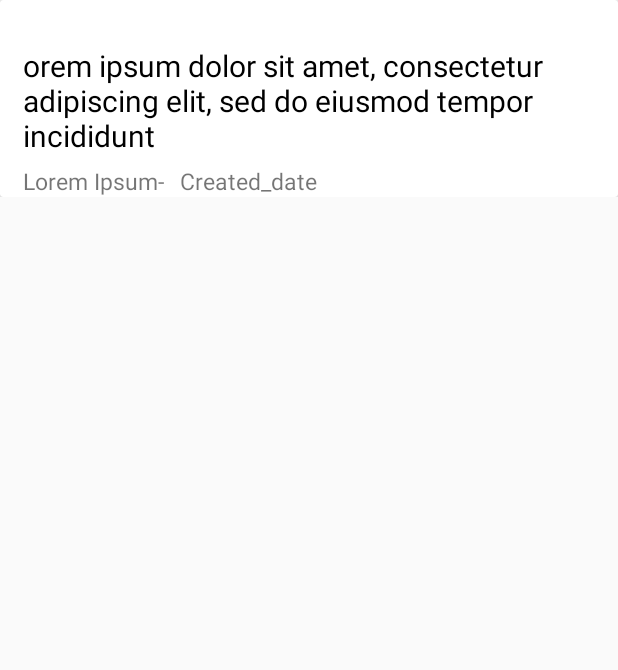
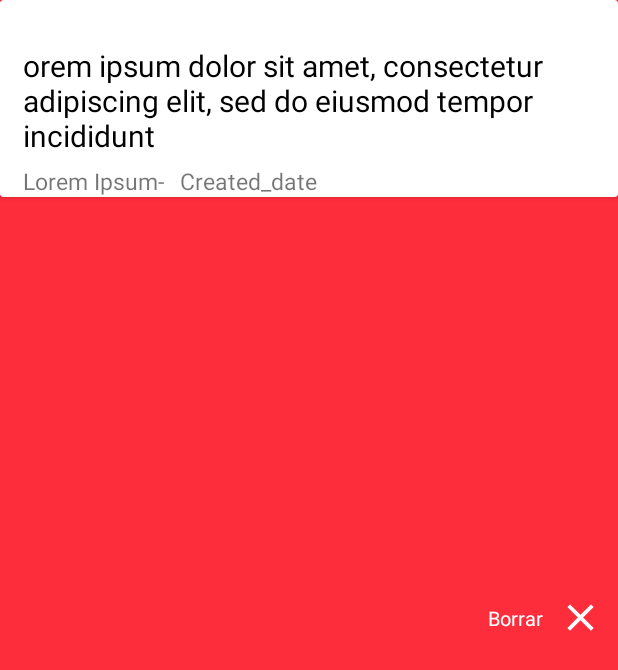
Before and after one commit to blackhatchile/RDTest, an Android app: the layout item_list.xml on its own in the app's theme, with its tools: preview values and no code run, on a phone screen of 412 x 824 dp. Shown: the top 670 px of the screen. Run offline under Robolectric (Android 15) with nearby library versions, the phone set to English and light mode, and no system bars; network calls fail.

Commit message:
Basic requirements completed

```diff
--- a/app/src/main/AndroidManifest.xml
+++ b/app/src/main/AndroidManifest.xml
@@ -11,13 +11,14 @@
         android:roundIcon="@mipmap/ic_launcher_round"
         android:supportsRtl="true"
         android:theme="@style/AppTheme">
-        <activity android:name=".MainActivity">
+        <activity android:name=".Splash">
             <intent-filter>
                 <action android:name="android.intent.action.MAIN" />
 
                 <category android:name="android.intent.category.LAUNCHER" />
             </intent-filter>
         </activity>
+        <activity android:name=".MainActivity"></activity>
         <activity android:name=".WebViewer.WebViewActivity"></activity>
     </application>
 
--- /dev/null
+++ b/app/src/main/java/com/example/guest/rdesingtest/Splash.java
@@ -0,0 +1,29 @@
+package com.example.guest.rdesingtest;
+
+import android.content.Intent;
+import android.os.Bundle;
+import android.os.Handler;
+import android.support.annotation.Nullable;
+import android.support.v7.app.AppCompatActivity;
+
+public class Splash extends AppCompatActivity {
+
+    public static int SPLASH_OUT = 4000;
+
+    @Override
+    protected void onCreate(@Nullable Bundle savedInstanceState) {
+        super.onCreate(savedInstanceState);
+        setContentView(R.layout.splash_screen_layout);
+
+        new Handler().postDelayed(new Runnable() {
+            @Override
+            public void run() {
+                Intent intent = new Intent(Splash.this, MainActivity.class);
+                startActivity(intent);
+                finish();
+            }
+        }, SPLASH_OUT);
+
+
+    }
+}
--- /dev/null
+++ b/app/src/main/res/drawable/ic_clear_delete_24dp.xml
@@ -0,0 +1,9 @@
+<vector xmlns:android="http://schemas.android.com/apk/res/android"
+        android:width="24dp"
+        android:height="24dp"
+        android:viewportWidth="24.0"
+        android:viewportHeight="24.0">
+    <path
+        android:fillColor="#ffffff"
+        android:pathData="M19,6.41L17.59,5 12,10.59 6.41,5 5,6.41 10.59,12 5,17.59 6.41,19 12,13.41 17.59,19 19,17.59 13.41,12z"/>
+</vector>
--- a/app/src/main/res/layout/item_list.xml
+++ b/app/src/main/res/layout/item_list.xml
@@ -3,8 +3,33 @@
     xmlns:android="http://schemas.android.com/apk/res/android"
     android:id="@+id/linearClick"
     android:layout_width="match_parent"
+    android:layout_height="match_parent"
+    android:orientation="vertical">
+
+    <RelativeLayout
+        android:layout_width="match_parent"
+        android:layout_height="match_parent"
+        android:background="@color/backGroundColorCard">
+
+        <ImageView
+            android:id="@+id/clear_icon"
+            android:layout_width="30dp"
+            android:layout_height="30dp"
+            android:layout_alignParentRight="true"
+            android:layout_centerVertical="true"
+            android:layout_marginRight="10dp"
+            android:src="@drawable/ic_clear_delete_24dp"/>
+
+        <TextView
+            android:id="@+id/clear_text"
+            android:layout_width="wrap_content"
             android:layout_height="wrap_content"
-    android:orientation="vertical">
+            android:layout_toLeftOf="@id/clear_icon"
+            android:textSize="13dp"
+            android:layout_marginRight="10dp"
+            android:text="Borrar"
+            android:layout_centerVertical="true"
+            android:textColor="@android:color/white" />
 
         <android.support.v7.widget.CardView
             android:id="@+id/hncard"
@@ -49,4 +74,6 @@
                 android:text="Created_date" />
         </android.support.v7.widget.CardView>
 
+    </RelativeLayout>
+
 </LinearLayout>
--- a/app/src/main/res/values/colors.xml
+++ b/app/src/main/res/values/colors.xml
@@ -2,5 +2,7 @@
 <resources>
     <color name="colorPrimary">#3F51B5</color>
     <color name="colorPrimaryDark">#303F9F</color>
-    <color name="colorAccent">#FF4081</color>
+    <color name="colorAccent">#f4616b</color>
+
+    <color name="backGroundColorCard">#fd2d3b</color>
 </resources>
--- a/app/src/main/res/values/styles.xml
+++ b/app/src/main/res/values/styles.xml
@@ -6,6 +6,12 @@
         <item name="colorPrimary">@color/colorPrimary</item>
         <item name="colorPrimaryDark">@color/colorPrimaryDark</item>
         <item name="colorAccent">@color/colorAccent</item>
+
+        <item name="windowNoTitle">true</item>
+        <item name="android:windowFullscreen">true</item>
     </style>
 
+        <style name="AppTheme.AppBarOverlay" parent="Theme.AppCompat.Light"></style>
+        <style name="AppTheme.PopupOverlay" parent="Theme.AppCompat.Light"></style>
+
 </resources>
```
Also changed, not shown: app/src/main/java/com/example/guest/rdesingtest/Adapter/ReciclerAdapter.java (+19 -7 lines), app/src/main/java/com/example/guest/rdesingtest/MainActivity.java (+22 -1 lines), app/src/main/java/com/example/guest/rdesingtest/SwipeHelper/SwipeDeleteHelper.java (added, +74 -0 lines), app/src/main/java/com/example/guest/rdesingtest/SwipeHelper/SwipeDeleteHelperListener.java (added, +8 -0 lines), app/src/main/res/layout/item_card.xml (added, +92 -0 lines), app/src/main/res/layout/splash_screen_layout.xml (added, +29 -0 lines), app/src/main/res/drawable/rdesing_logo.png (added), app/src/main/res/drawable/rdesing_title.png (added). Lines whose indentation alone changed are shown as unchanged.
